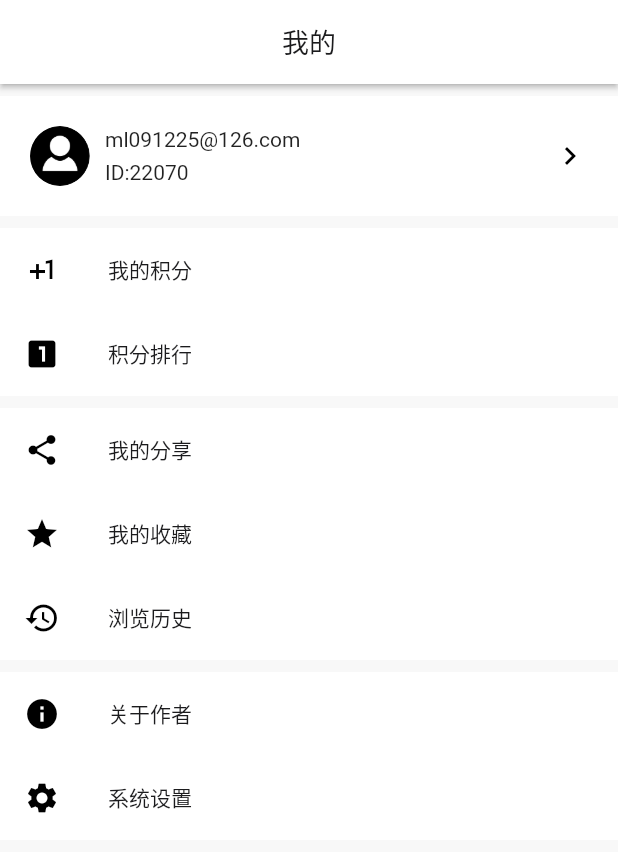
After one commit to qiHuang112/MVVMWanAndroid, a Flutter app: the MyPage screen opened directly, on a phone screen of 412 x 824 dp. The commit adds this screen. Shown: the top 852 px of the screen. Run offline on Flutter 3.47's test engine with Material 2 defaults, Android fonts, the phone set to English and light mode, and no system bars; our stand-ins replace flutter_html, fluttertoast, pull_to_refresh, scroll_to_index, shared_preferences; missing offline and left inert: flutter_boost; accounts and stored records are empty; statements that could not run were skipped.

Commit message:
添加我的界面

```diff
--- a/flutter_module/lib/config/String.dart
+++ b/flutter_module/lib/config/String.dart
@@ -11,5 +11,15 @@ class DString{
   static const String loading_end = '没有更多了';
 
 
+  static const String my = '我的';
+  static const String login = '登录';
+  static const String coin = '我的积分';
+  static const String rank = '积分排行';
+  static const String my_share = '我的分享';
+  static const String my_collection = '我的收藏';
+  static const String my_history = '浏览历史';
+  static const String setting = '系统设置';
+  static const String about = '关于作者';
+
 
 }
--- a/flutter_module/lib/main.dart
+++ b/flutter_module/lib/main.dart
@@ -1,5 +1,6 @@
 import 'package:flutter/material.dart';
 import 'package:flutter_boost/flutter_boost.dart';
+import 'package:flutter_module/page/MyPage.dart';
 import 'package:flutter_module/page/TreePage.dart';
 import 'package:flutter_module/utils/AppManager.dart';
 
@@ -30,6 +31,8 @@ class _MyAppState extends State<MyApp> {
     FlutterBoost.singleton.registerPageBuilders(<String, PageBuilder>{
       'tree':(String pageName, Map<String, dynamic> params, String _) =>
           TreeWidget(),
+      'my':(String pageName, Map<String, dynamic> params, String _) =>
+          MyPage(),
     });
 
     FlutterBoost.singleton.addBoostNavigatorObserver(TestBoostNavigatorObserver());
--- /dev/null
+++ b/flutter_module/lib/page/MyPage.dart
@@ -0,0 +1,176 @@
+import 'package:flutter/cupertino.dart';
+import 'package:flutter/material.dart';
+import 'package:flutter_module/config/Color.dart';
+import 'package:flutter_module/config/String.dart';
+
+class MyPage extends StatefulWidget {
+  @override
+  MyPageState createState() => MyPageState();
+}
+
+class MyPageState extends State<MyPage> with AutomaticKeepAliveClientMixin {
+  @override
+  Widget build(BuildContext context) {
+    return Scaffold(
+      backgroundColor: DColor.bgColorSecondary,
+      appBar: AppBar(
+        title: Text(
+          DString.my,
+          style: TextStyle(
+            color: DColor.textColorPrimary,
+            fontSize: 18,
+          ),
+        ),
+        brightness: Brightness.light,
+        backgroundColor: Colors.white,
+        centerTitle: true,
+        elevation: 1.5,
+      ),
+      body: Column(
+        children: [
+          SizedBox(
+            height: 8,
+          ),
+          Container(
+            color: DColor.colorPrimary,
+            padding: EdgeInsets.all(20),
+            child: Row(
+              children: [
+                CircleAvatar(
+                  backgroundColor: DColor.colorPrimary,
+                  backgroundImage: AssetImage("assets/img/ic_avatar.png"),
+                ),
+                SizedBox(
+                  width: 10,
+                ),
+                Expanded(
+                  flex: 1,
+                  child: Column(
+                    crossAxisAlignment: CrossAxisAlignment.start,
+                    children: [
+                      Text('ml091225@126.com'),
+                      SizedBox(
+                        height: 6,
+                      ),
+                      Text('ID:22070'),
+                    ],
+                  ),
+                ),
+                Align(
+                  alignment: Alignment.centerRight,
+                  child: Icon(
+                    Icons.keyboard_arrow_right,
+                    color: Colors.black,
+                  ),
+                )
+              ],
+            ),
+          ),
+          SizedBox(
+            height: 8,
+          ),
+          Container(
+            color: DColor.colorPrimary,
+            child: ListTile(
+              leading: Icon(
+                Icons.plus_one,
+                color: Colors.black,
+              ),
+              title: Text(
+                DString.coin,
+                style: TextStyle(fontSize: 14, color: DColor.textColorPrimary),
+              ),
+            ),
+          ),
+          Container(
+            color: DColor.colorPrimary,
+            child: ListTile(
+              leading: Icon(
+                Icons.looks_one,
+                color: Colors.black,
+              ),
+              title: Text(
+                DString.rank,
+                style: TextStyle(fontSize: 14, color: DColor.textColorPrimary),
+              ),
+            ),
+          ),
+          SizedBox(
+            height: 8,
+          ),
+          Container(
+            color: DColor.colorPrimary,
+            child: ListTile(
+              leading: Icon(
+                Icons.share,
+                color: Colors.black,
+              ),
+              title: Text(
+                DString.my_share,
+                style: TextStyle(fontSize: 14, color: DColor.textColorPrimary),
+              ),
+            ),
+          ),
+          Container(
+            color: DColor.colorPrimary,
+            child: ListTile(
+              leading: Icon(
+                Icons.star,
+                color: Colors.black,
+              ),
+              title: Text(
+                DString.my_collection,
+                style: TextStyle(fontSize: 14, color: DColor.textColorPrimary),
+              ),
+            ),
+          ),
+          Container(
+            color: DColor.colorPrimary,
+            child: ListTile(
+              leading: Icon(
+                Icons.history,
+                color: Colors.black,
+              ),
+              title: Text(
+                DString.my_history,
+                style: TextStyle(fontSize: 14, color: DColor.textColorPrimary),
+              ),
+            ),
+          ),
+          SizedBox(
+            height: 8,
+          ),
+          Container(
+            color: DColor.colorPrimary,
+            child: ListTile(
+              leading: Icon(
+                Icons.info,
+                color: Colors.black,
+              ),
+              title: Text(
+                DString.about,
+                style: TextStyle(fontSize: 14, color: DColor.textColorPrimary),
+              ),
+            ),
+          ),
+          Container(
+            color: DColor.colorPrimary,
+            child: ListTile(
+              leading: Icon(
+                Icons.settings,
+                color: Colors.black,
+              ),
+              title: Text(
+                DString.setting,
+                style: TextStyle(fontSize: 14, color: DColor.textColorPrimary),
+              ),
+            ),
+          )
+        ],
+      ),
+    );
+  }
+
+  @override
+  bool get wantKeepAlive => true;
+}
--- a/flutter_module/lib/page/TreePage.dart
+++ b/flutter_module/lib/page/TreePage.dart
@@ -103,8 +103,7 @@ class _TreePageState extends State<TreeWidget>
                     ],
                   ),
                   dragDrawer = GestureDragDrawer(
-                    child: Expanded(
-                        child: Container(
+                    child: Container(
                       child: ListView.builder(
                         itemBuilder: (context, index) {
                           return new Column(
@@ -155,7 +154,7 @@ class _TreePageState extends State<TreeWidget>
                       ),
                       color: DColor.colorPrimary,
                       margin: EdgeInsets.only(bottom: 40),
-                    )),
+                    ),
                     direction: DragDirection.left,
                     childSize: size.width - 80,
                     originOffset: 0,
--- a/flutter_module/pubspec.yaml
+++ b/flutter_module/pubspec.yaml
@@ -56,6 +56,9 @@ flutter:
   # the material Icons class.
   uses-material-design: true
 
+  assets:
+    - assets/img/ic_avatar.png
+
   # To add Flutter specific assets to your application, add an assets section,
   # like this:
   # assets:
```
Also changed, not shown: flutter_module/assets/img/ic_avatar.png (added), flutter_module/pubspec.lock, 2 other files.
